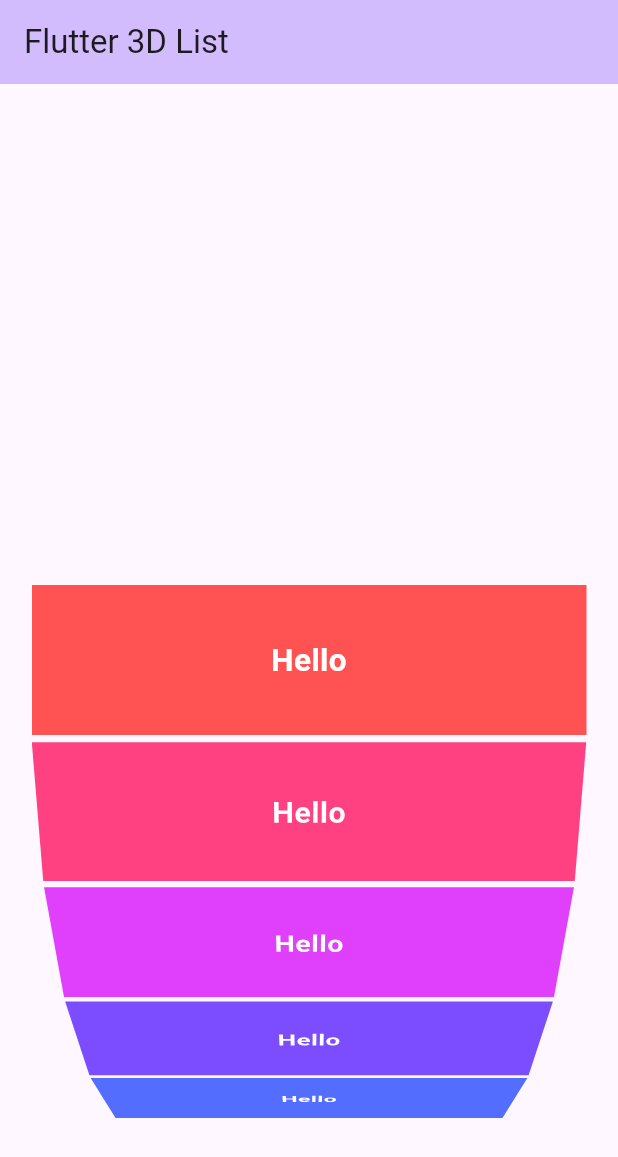
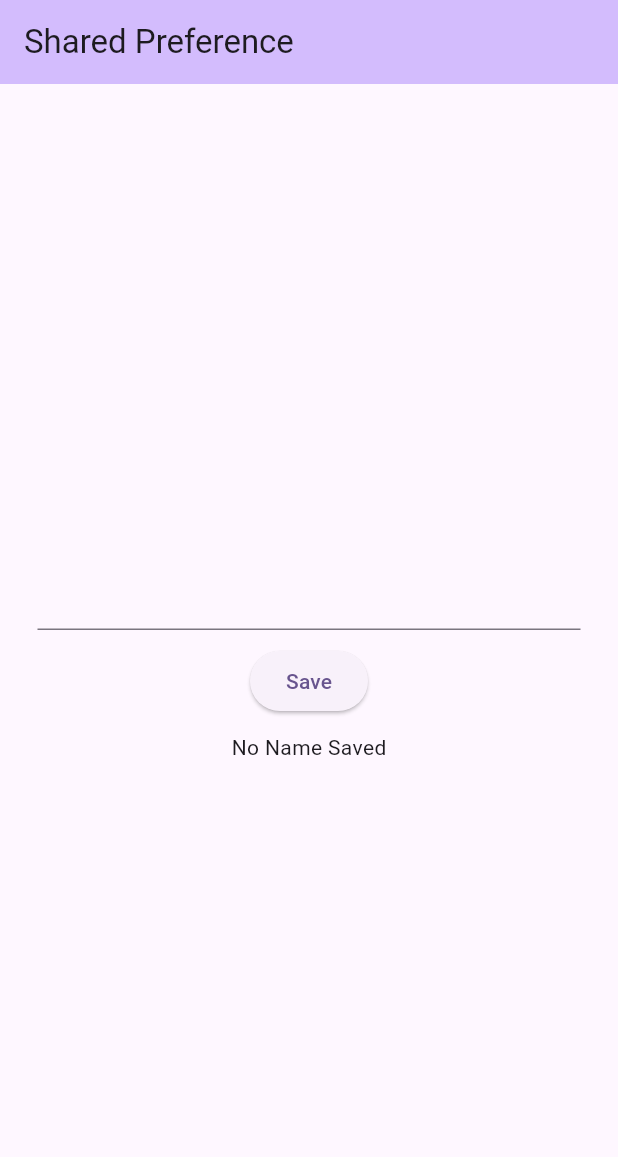
Before and after one commit to AnirudhDas01/flutter_prac_2, a Flutter app: the screen it shows after launch, on a phone screen of 412 x 824 dp. Shown: the top 1157 px of the screen. Run offline on Flutter 3.47's test engine with Material 3 defaults, Android fonts, the phone set to English and light mode, and no system bars; our stand-ins replace shared_preferences.

Commit message:
code update

```diff
--- a/lib/main.dart
+++ b/lib/main.dart
@@ -1,4 +1,5 @@
 import 'package:flutter/material.dart';
+import 'package:shared_preferences/shared_preferences.dart';
 
 void main() {
   runApp(const MyApp());
@@ -27,56 +28,56 @@ class MyHomePage extends StatefulWidget {
 }
 
 class _MyHomePageState extends State<MyHomePage> {
-  List<MaterialAccentColor> colors = [
-    Colors.redAccent,
-    Colors.pinkAccent,
-    Colors.purpleAccent,
-    Colors.deepPurpleAccent,
-    Colors.indigoAccent,
-    Colors.blueAccent,
-    Colors.lightBlueAccent,
-    Colors.cyanAccent,
-    Colors.tealAccent,
-    Colors.lightGreenAccent,
-    Colors.limeAccent,
-    Colors.yellowAccent,
-    Colors.amberAccent,
-    Colors.orangeAccent,
-    Colors.deepOrangeAccent,
-  ];
+  var nameController = TextEditingController();
+  // ignore: constant_identifier_names
+  static const String NAME_KEY = 'name';
+  String fetchedVal = "No Name Saved";
+  @override
+  void initState() {
+    getValue();
+    super.initState();
+  }
+
+  void getValue() async {
+    var pref = await SharedPreferences.getInstance();
+
+    var val = pref.getString(NAME_KEY);
+    if (val!.isNotEmpty) {
+      setState(() {
+        fetchedVal = val;
+      });
+    }
+  }
 
   @override
   Widget build(BuildContext context) {
     return Scaffold(
       appBar: AppBar(
         backgroundColor: Theme.of(context).colorScheme.inversePrimary,
-        title: Text("Flutter 3D List"),
+        title: Text("Shared Preference"),
       ),
-      body: SizedBox(
-        height: double.infinity,
-        child: Padding(
-          padding: const EdgeInsets.all(21.0),
-          child: ListWheelScrollView(
-            itemExtent: 100,
-            children: colors
-                .map(
-                  (color) => Container(
-                    height: 25,
-                    decoration: BoxDecoration(color: color),
-                    child: Center(
-                      child: Text(
-                        "Hello",
-                        style: TextStyle(
-                          fontSize: 21,
-                          fontWeight: FontWeight.bold,
-                          color: Colors.white,
-                        ),
-                      ),
-                    ),
-                  ),
-                )
-                .toList(),
-          ),
+      body: Padding(
+        padding: const EdgeInsets.all(25.0),
+
+        child: Column(
+          mainAxisAlignment: MainAxisAlignment.center,
+          spacing: 10,
+          children: [
+            TextField(controller: nameController),
+            ElevatedButton(
+              onPressed: () async {
+                var pref = await SharedPreferences.getInstance();
+                if (nameController.text.toString().isNotEmpty) {
+                  pref.setString(NAME_KEY, nameController.text.toString());
+                  setState(() {
+                    fetchedVal = nameController.text.toString();
+                  });
+                }
+              },
+              child: Text("Save"),
+            ),
+            Text(fetchedVal),
+          ],
         ),
       ),
     );
--- a/pubspec.yaml
+++ b/pubspec.yaml
@@ -35,6 +35,7 @@ dependencies:
   # Use with the CupertinoIcons class for iOS style icons.
   cupertino_icons: ^1.0.8
   fluttertoast: ^9.0.0
+  shared_preferences: ^2.5.4
 
 dev_dependencies:
   flutter_test:
```
Also changed, not shown: pubspec.lock, 1 other file.
